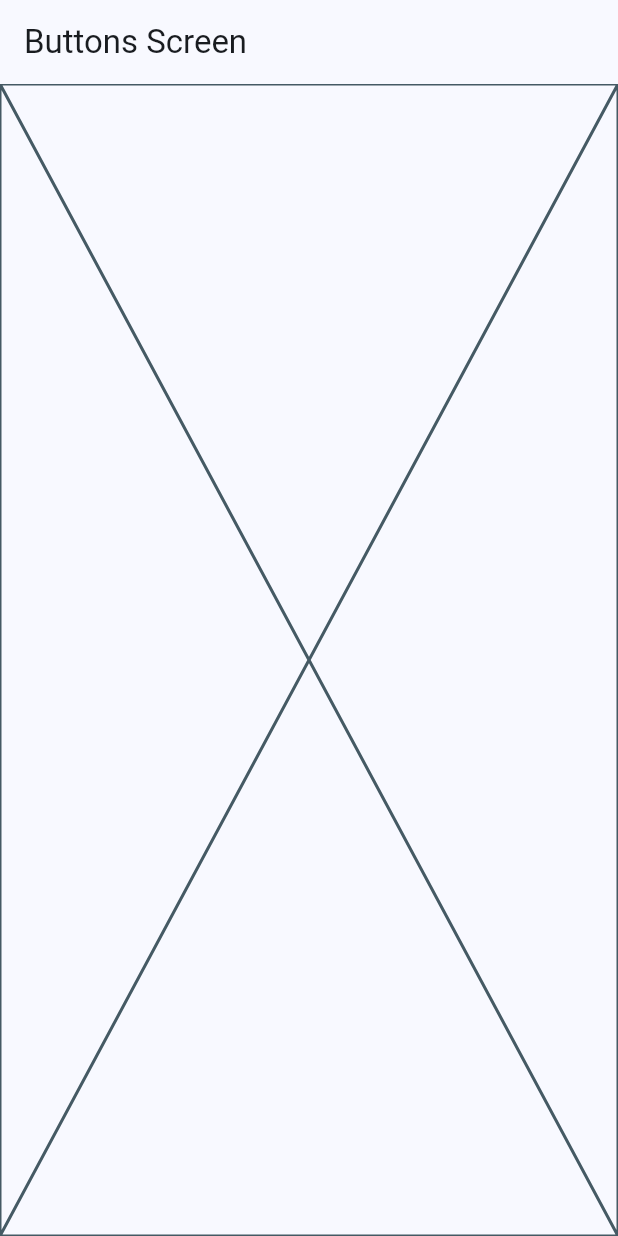
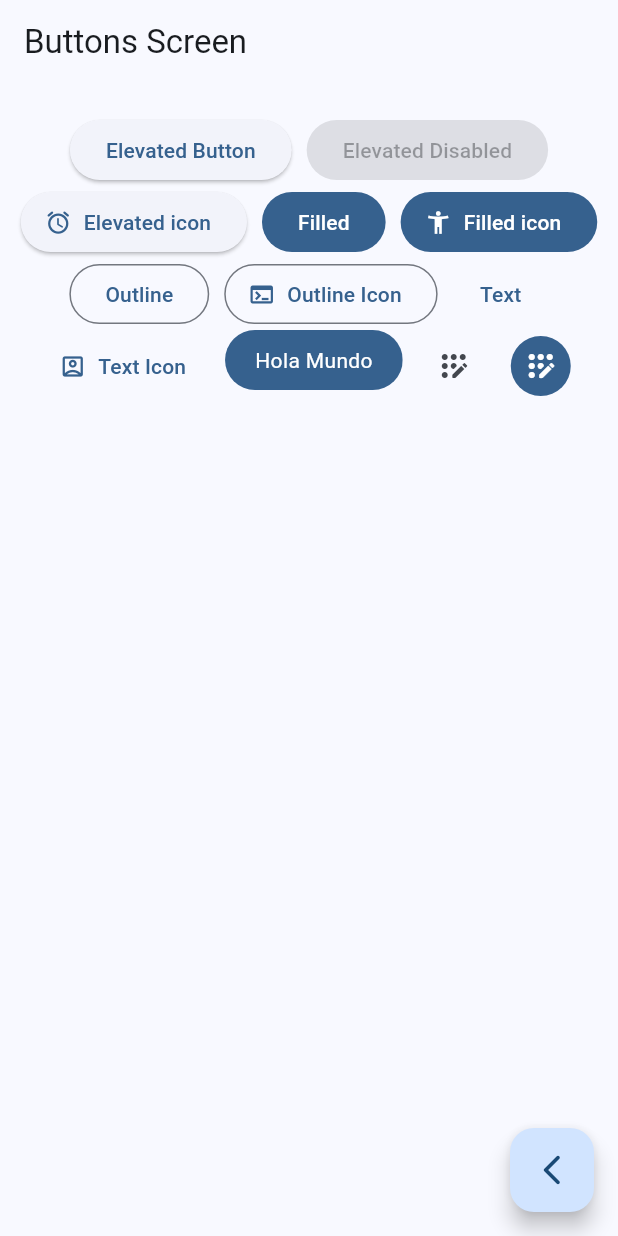
Before and after one commit to jgonzalezmorente/widgets-app-flutter, a Flutter app: the ButtonScreen screen opened by its route, on a phone screen of 412 x 824 dp. Run offline on Flutter 3.47's test engine with Material 2 defaults, Android fonts, the phone set to English and light mode, and no system bars; our stand-ins replace go_router.

Commit message:
button screen finish

```diff
--- a/lib/presentation/screens/buttons/buttons_screen.dart
+++ b/lib/presentation/screens/buttons/buttons_screen.dart
@@ -1,5 +1,6 @@
 
 import 'package:flutter/material.dart';
+import 'package:go_router/go_router.dart';
 
 
 class ButtonScreen extends StatelessWidget {
@@ -14,7 +15,108 @@ class ButtonScreen extends StatelessWidget {
       appBar: AppBar(
         title: const Text( 'Buttons Screen' ),
       ),
-      body: const Placeholder(),
+      body: const _ButtonsView(),
+      floatingActionButton: FloatingActionButton(
+        child:const  Icon( Icons.arrow_back_ios_new_rounded ),
+        onPressed: () {
+          context.pop();
+        },
+      ),
     );
   }
 }
+
+class _ButtonsView extends StatelessWidget {
+  const _ButtonsView();
+
+  @override
+  Widget build(BuildContext context) {
+
+    final colors = Theme.of( context ).colorScheme;
+
+    return SizedBox(
+      width: double.infinity,
+      child: Padding(
+        padding: const EdgeInsets.symmetric( horizontal: 10, vertical: 20 ),
+        child: Wrap(
+          spacing: 10,
+          alignment: WrapAlignment.center,
+          children: [
+
+            ElevatedButton( onPressed: () {}, child: const Text( 'Elevated Button' ) ),
+
+            const ElevatedButton( onPressed: null, child: Text( 'Elevated Disabled' ) ),
+
+            ElevatedButton.icon(
+              onPressed: () {},
+              icon: const Icon( Icons.access_alarm_rounded ),
+              label: const Text( 'Elevated icon' )
+            ),
+
+            FilledButton(onPressed: () {}, child: const Text( 'Filled' ) ),
+
+            FilledButton.icon(
+              onPressed: () {},
+              icon: const Icon( Icons.accessibility_new ),
+              label: const Text( 'Filled icon' )
+            ),
+
+            OutlinedButton( onPressed: () {}, child: const Text( 'Outline' ) ),
+
+            OutlinedButton.icon(
+              onPressed: () {},
+              icon: const Icon( Icons.terminal ),
+              label: const Text( 'Outline Icon' )
+            ),
+
+            TextButton( onPressed: () {}, child: const Text( 'Text' ) ),
+
+            TextButton.icon(
+              onPressed: () {},
+              icon: const Icon( Icons.account_box_outlined ),
+              label: const Text( 'Text Icon' )
+            ),
+
+            const CustomButton(),
+
+            IconButton( onPressed: () {}, icon: const Icon( Icons.app_registration_rounded ) ),
+
+            IconButton(
+              onPressed: () {},
+              icon: const Icon( Icons.app_registration_rounded ),
+              style: ButtonStyle(
+                backgroundColor: MaterialStatePropertyAll( colors.primary ),
+                iconColor: const MaterialStatePropertyAll( Colors.white )
+              )
+            )
+          ],
+        )
+      ),
+    );
+  }
+}
+
+
+class CustomButton extends StatelessWidget {
+  const CustomButton({super.key});
+
+  @override
+  Widget build(BuildContext context) {
+
+    final colors = Theme.of( context ).colorScheme;
+
+    return ClipRRect(
+      borderRadius: BorderRadius.circular(20),
+      child: Material(
+        color: colors.primary,
+        child: InkWell(
+          onTap: () {},
+          child: const Padding(
+            padding: EdgeInsets.symmetric( horizontal: 20, vertical:  10 ),
+            child: Text( 'Hola Mundo', style: TextStyle( color: Colors.white ) )
+            ),
+        ),
+      ),
+    );
+  }
+}
--- a/lib/presentation/screens/home/home_screen.dart
+++ b/lib/presentation/screens/home/home_screen.dart
@@ -1,7 +1,6 @@
 import 'package:flutter/material.dart';
 import 'package:go_router/go_router.dart';
 import 'package:widgets_app/config/menu/menu_items.dart';
-import 'package:widgets_app/presentation/screens/cards/cards_screen.dart';
 
 class HomeScreen extends StatelessWidget {
 
```
